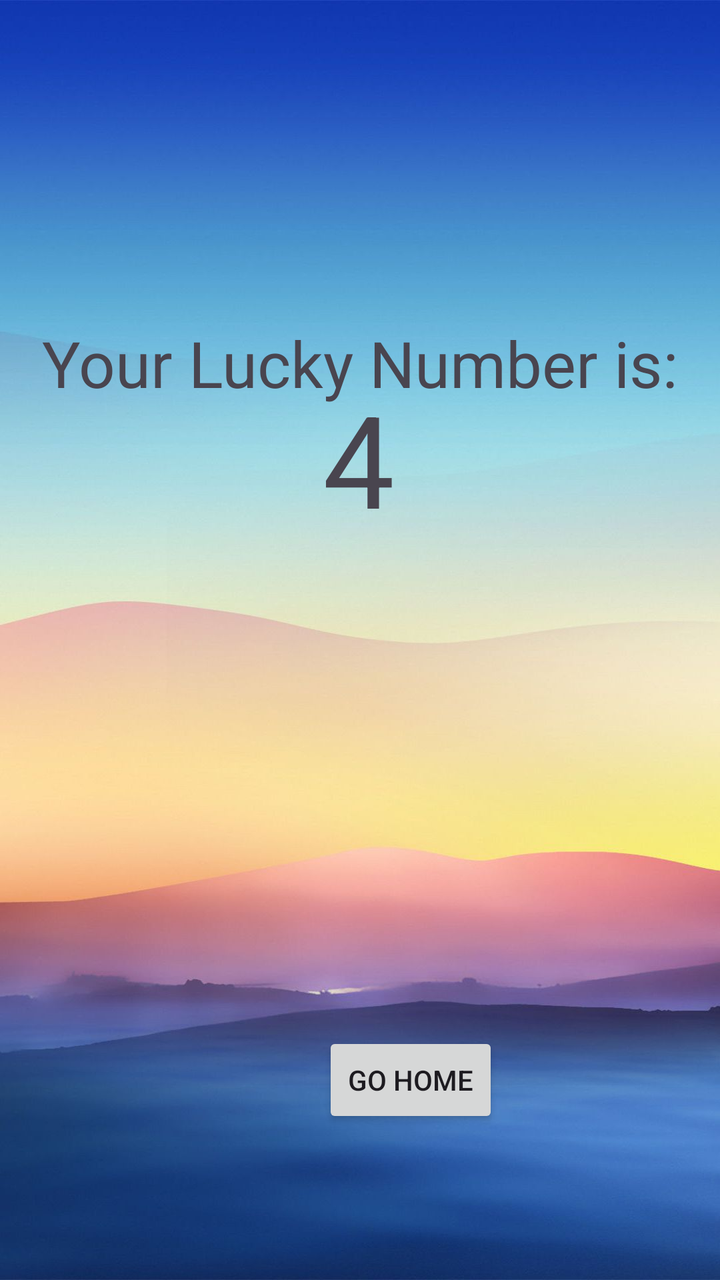
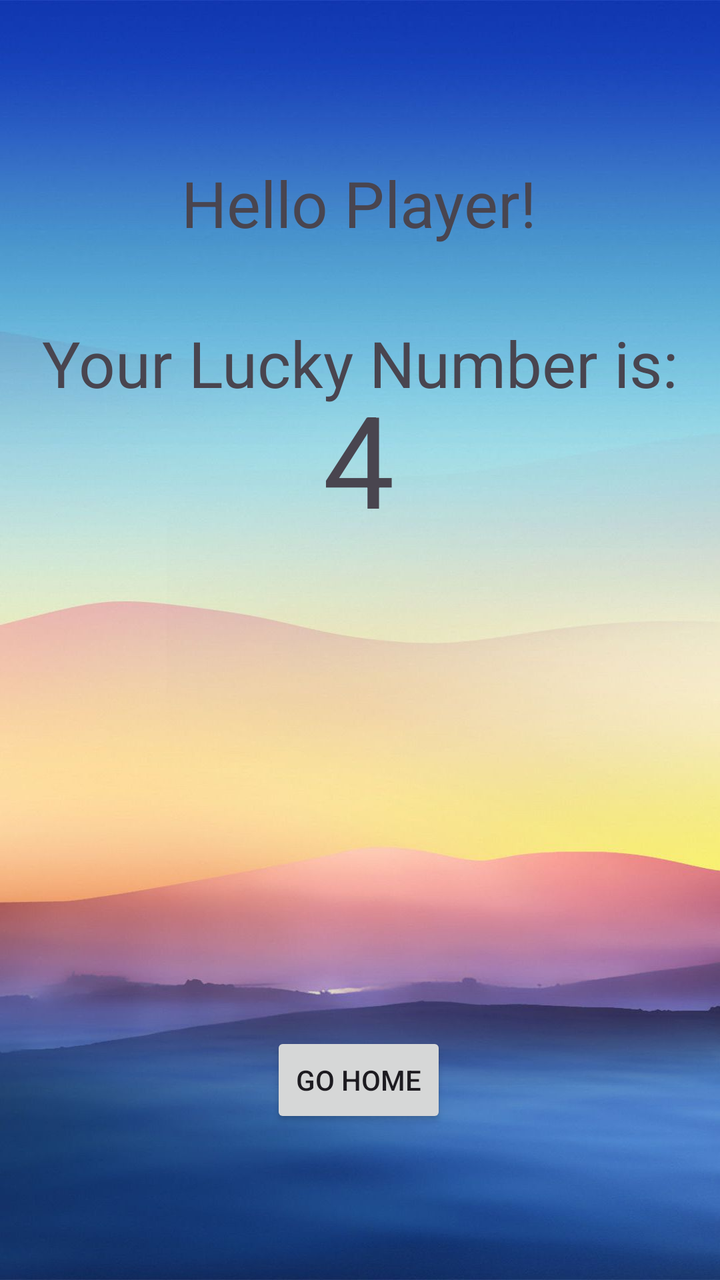

Screens rendered from an Android XML layout before and after an edit, with the pre-edit source and the edit as a unified diff.
<!-- AndroidManifest.xml: application theme Theme.App_life_cycle -->
<!-- res/layout/activity_third_change.xml -->
<?xml version="1.0" encoding="utf-8"?>
<androidx.constraintlayout.widget.ConstraintLayout xmlns:android="http://schemas.android.com/apk/res/android"
    xmlns:app="http://schemas.android.com/apk/res-auto"
    xmlns:tools="http://schemas.android.com/tools"
    android:id="@+id/main"
    android:background="@drawable/heaven_numb"
    android:layout_width="match_parent"
    android:layout_height="match_parent"
    tools:context=".ThirdActivityChange">


    <TextView
        android:id="@+id/textV3Activ"
        android:layout_width="wrap_content"
        android:layout_height="wrap_content"
        android:layout_marginTop="160dp"
        android:text="Your Lucky Number is:"
        android:textSize="32dp"
        app:layout_constraintEnd_toEndOf="parent"
        app:layout_constraintHorizontal_bias="0.498"
        app:layout_constraintStart_toStartOf="parent"
        app:layout_constraintTop_toTopOf="parent" />

    <TextView
        android:id="@+id/luckyNumtext"
        android:layout_width="wrap_content"
        android:layout_height="wrap_content"
        android:text="4"
        android:textSize="64dp"
        android:layout_marginBottom="368dp"
        app:layout_constraintBottom_toBottomOf="parent"
        app:layout_constraintEnd_toEndOf="@+id/textV3Activ"
        app:layout_constraintHorizontal_bias="0.498"
        app:layout_constraintStart_toStartOf="@+id/textV3Activ" />

    <Button
        android:layout_width="wrap_content"
        android:layout_height="wrap_content"
        android:layout_marginTop="244dp"
        android:text="Go Home"
        app:layout_constraintBottom_toBottomOf="parent"
        app:layout_constraintStart_toStartOf="@+id/luckyNumtext"
        app:layout_constraintTop_toBottomOf="@+id/luckyNumtext"
        app:layout_constraintVertical_bias="0.0" />

</androidx.constraintlayout.widget.ConstraintLayout>
<!-- resources referenced by this layout -->
<resources>
  <!-- drawable heaven_numb: jpg bitmap (drawable, 62508 bytes) -->
  <style name="Theme.App_life_cycle" parent="android:Theme.Material.Light.NoActionBar" />
</resources>

<!-- the commit's change to res/layout/activity_third_change.xml (unified diff, before → after) -->
@@ -8,6 +8,18 @@
     android:layout_height="match_parent"
     tools:context=".ThirdActivityChange">
 
+
+    <TextView
+        android:id="@+id/userNam"
+        android:layout_width="wrap_content"
+        android:layout_height="wrap_content"
+        android:layout_marginTop="80dp"
+        android:text="Hello Player!"
+        android:textSize="32dp"
+        app:layout_constraintEnd_toEndOf="@+id/textV3Activ"
+        app:layout_constraintHorizontal_bias="0.496"
+        app:layout_constraintStart_toStartOf="@+id/textV3Activ"
+        app:layout_constraintTop_toTopOf="parent" />
 
     <TextView
         android:id="@+id/textV3Activ"
@@ -34,11 +46,13 @@
         app:layout_constraintStart_toStartOf="@+id/textV3Activ" />
 
     <Button
+        android:id="@+id/btnHome2"
         android:layout_width="wrap_content"
         android:layout_height="wrap_content"
         android:layout_marginTop="244dp"
         android:text="Go Home"
         app:layout_constraintBottom_toBottomOf="parent"
+        app:layout_constraintEnd_toEndOf="@+id/luckyNumtext"
         app:layout_constraintStart_toStartOf="@+id/luckyNumtext"
         app:layout_constraintTop_toBottomOf="@+id/luckyNumtext"
         app:layout_constraintVertical_bias="0.0" />
